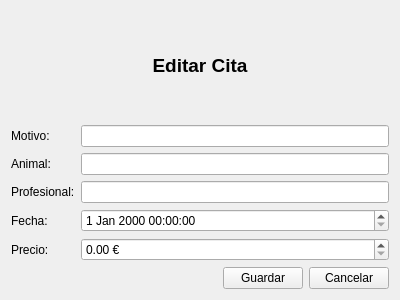
This is ui/edit.ui in Damapa03/Veterinaria as Qt 5 draws it before an edit. The edited form follows.
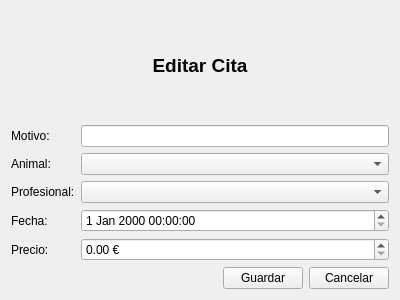
This is the edited form.

Patch:
```diff
--- a/ui/edit.ui
+++ b/ui/edit.ui
@@ -50,9 +50,6 @@
        </property>
       </widget>
      </item>
-     <item row="1" column="1">
-      <widget class="QLineEdit" name="editAnimal"/>
-     </item>
      <item row="2" column="0">
       <widget class="QLabel" name="label_3">
        <property name="text">
@@ -60,9 +57,6 @@
        </property>
       </widget>
      </item>
-     <item row="2" column="1">
-      <widget class="QLineEdit" name="editProfesional"/>
-     </item>
      <item row="3" column="0">
       <widget class="QLabel" name="label_4">
        <property name="text">
@@ -90,6 +84,12 @@
        </property>
       </widget>
      </item>
+     <item row="2" column="1">
+      <widget class="QComboBox" name="editProfesional"/>
+     </item>
+     <item row="1" column="1">
+      <widget class="QComboBox" name="editAnimal"/>
+     </item>
     </layout>
    </item>
    <item>
```
Left out of the diff: 7 changed lines with no effect on the pictures.
